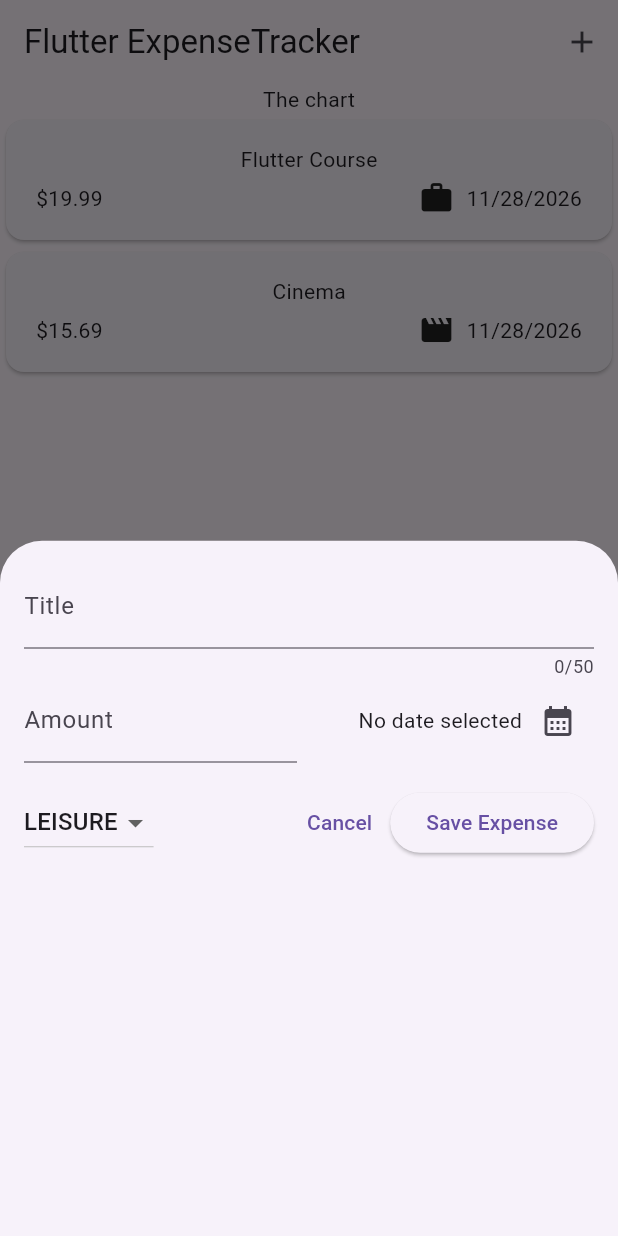
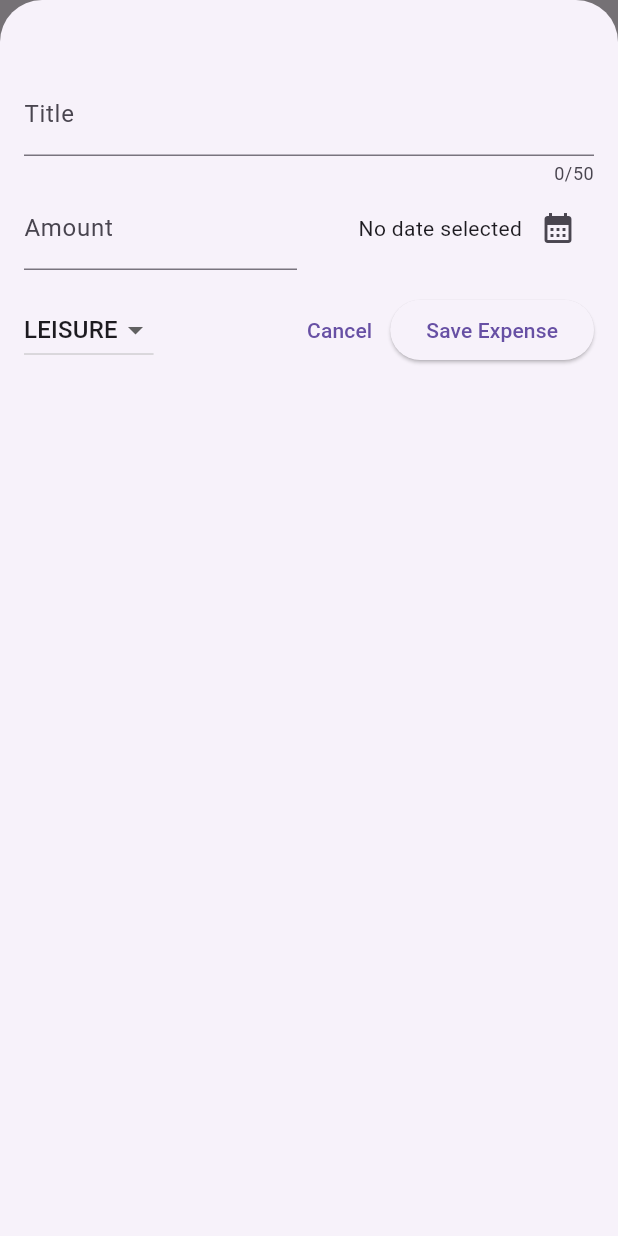
Before and after one commit to Cap-Panaka/expense_tracker, a Flutter app: the screen it shows after launch, after a tap on the "add" icon, on a phone screen of 412 x 824 dp. Run offline on Flutter 3.47's test engine with Material 3 defaults, Android fonts, the phone set to English and light mode, and no system bars.

Commit message:
Created Fullscreen Modal

```diff
--- a/lib/widgets/expenses.dart
+++ b/lib/widgets/expenses.dart
@@ -33,6 +33,7 @@ class Expenses extends StatefulWidget{
 
    void _openAddExpenseOverlay(){
      showModalBottomSheet(
+       isScrollControlled: true,
          context: context,
          builder: (ctx) => NewExpense(onAddExpense: _addExpense),
      );
--- a/lib/widgets/new_expense.dart
+++ b/lib/widgets/new_expense.dart
@@ -63,7 +63,7 @@ class _NewExpenseState extends State<NewExpense> {
         category: _selectedCategory,
       ),
     );
-    //Navigator.pop(context);
+    Navigator.pop(context);
   }
 
   @override
@@ -76,7 +76,7 @@ class _NewExpenseState extends State<NewExpense> {
   @override
   Widget build(BuildContext context) {
     return Padding(
-      padding: const EdgeInsets.all(16),
+      padding: const EdgeInsets.fromLTRB(16, 48, 16, 16),
       child: Column(
         children: [
           TextField(
```
